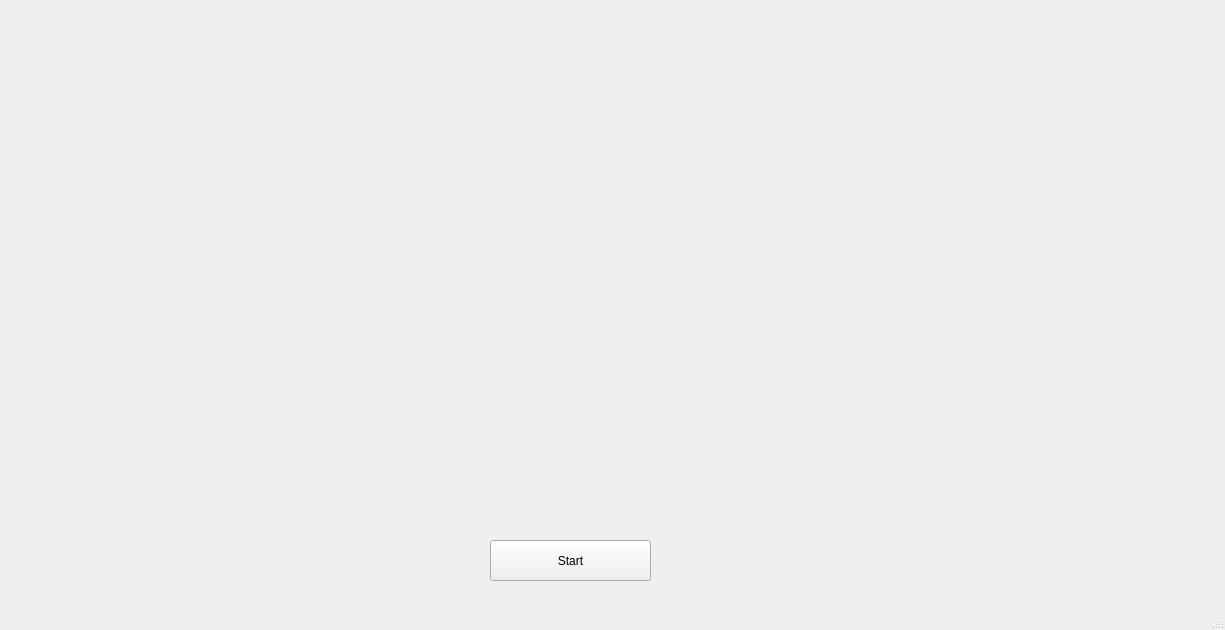
Old version of the form mainwindow.ui in the repository fullhaider1997/Gaze_Controlled_Keyboard-.
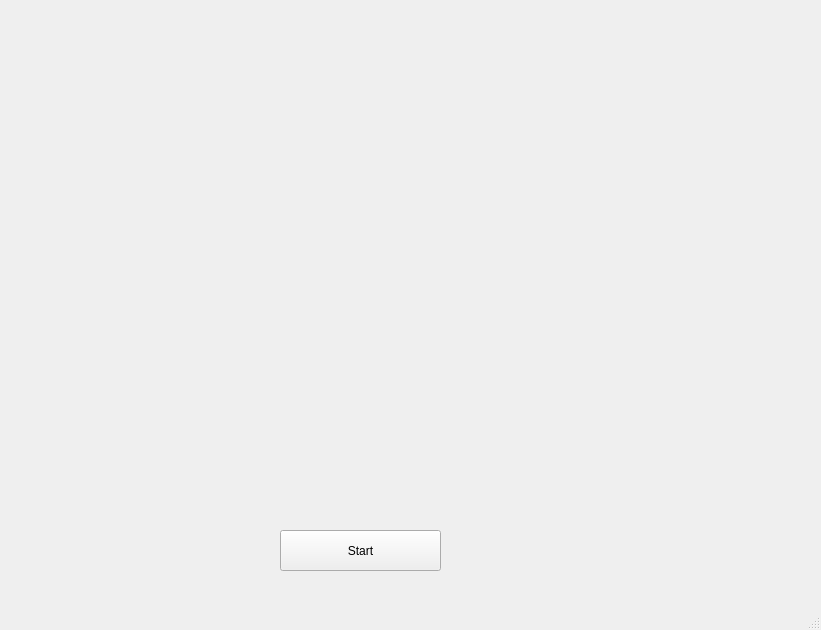
New version of the form.

Commit message: Adding buttons and debugging some issues

```diff
--- a/mainwindow.ui
+++ b/mainwindow.ui
@@ -6,7 +6,7 @@
    <rect>
     <x>0</x>
     <y>0</y>
-    <width>1225</width>
+    <width>821</width>
     <height>630</height>
    </rect>
   </property>
@@ -17,7 +17,7 @@
    <widget class="QLabel" name="originallabel">
     <property name="geometry">
      <rect>
-      <x>280</x>
+      <x>60</x>
       <y>30</y>
       <width>671</width>
       <height>471</height>
@@ -33,8 +33,8 @@
    <widget class="QPushButton" name="pushButton">
     <property name="geometry">
      <rect>
-      <x>490</x>
-      <y>540</y>
+      <x>280</x>
+      <y>530</y>
       <width>161</width>
       <height>41</height>
      </rect>
```
Left out of the diff: 18 changed lines with no effect on the pictures. The commit also changes 7 other files.
